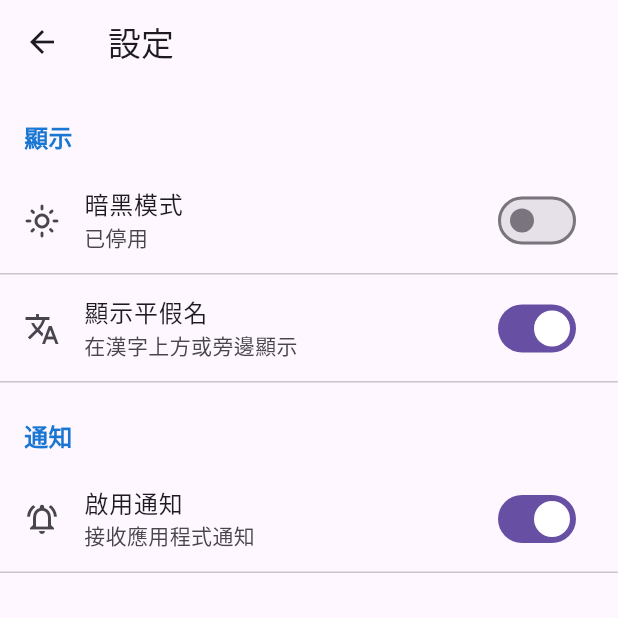
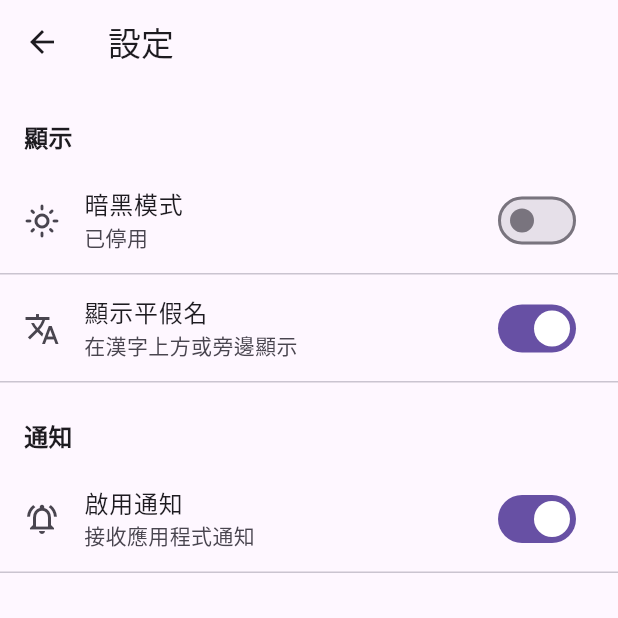
Before and after one commit to xiaomingtseng/JP_Learning, a Flutter app: the screen it shows once a user with an empty profile is signed in, after a tap on the "settings" icon, on a phone screen of 412 x 824 dp, the top half of it. Run offline on Flutter 3.47's test engine with Material 3 defaults, Android fonts, the phone set to English and light mode, and no system bars; our stand-ins replace audioplayers, cloud_firestore, firebase_auth, firebase_core, google_sign_in, shared_preferences; missing offline and left inert: ruby_text; accounts and stored records are empty; network calls fail; project files that could hold a hidden picture were left out.

Commit message:
修正有些元件無法在夜間模式下輕易看見

```diff
--- a/lib/main.dart
+++ b/lib/main.dart
@@ -38,9 +38,66 @@ class MainApp extends StatelessWidget {
 
     final ThemeData darkTheme = ThemeData(
       brightness: Brightness.dark,
-      primarySwatch: Colors.blue, // 暗色模式下的主色調也可以自訂
-      // scaffoldBackgroundColor: Colors.black87, // 例如，設定暗色背景
-      // cardColor: Colors.grey[850], // 例如，設定卡片顏色
+      colorScheme: ColorScheme.dark(
+        primary: Colors.blue.shade300, // 例如：深色模式下使用較淺的藍色作為主色
+        secondary: Colors.tealAccent.shade200, // 例如：深色模式下的強調色
+        surface: Colors.grey[850]!, // 您目前的 cardColor
+        // background: Colors.black87, // 您目前的 scaffoldBackgroundColor
+        error: Colors.redAccent.shade100,
+        onPrimary: Colors.black, // 在主色背景上的文字/圖示顏色 (例如，如果按鈕背景是淺藍色)
+        onSecondary: Colors.black, // 在強調色背景上的文字/圖示顏色
+        onSurface: Colors.white, // 在 surface (如卡片、對話框) 背景上的文字/圖示顏色
+        // onBackground: Colors.white, // 在 background (如 Scaffold) 背景上的文字/圖示顏色
+        onError: Colors.black, // 在錯誤顏色背景上的文字/圖示顏色
+      ),
+      scaffoldBackgroundColor: Colors.black87, // 可以由 colorScheme.background 控制
+      cardColor: Colors.grey[850], // 可以由 colorScheme.surface 控制
+      textTheme: const TextTheme(
+        bodyLarge: TextStyle(color: Colors.white), // 您已設定
+        bodyMedium: TextStyle(color: Colors.white70), // 您已設定
+        // 其他文字樣式會嘗試從 ColorScheme (例如 onSurface) 或 ThemeData 的預設值繼承
+        // 如果特定文字仍然是黑色，您可能需要在此處明確定義更多文字樣式，例如：
+        // titleMedium: TextStyle(color: Colors.white),
+        // labelSmall: TextStyle(color: Colors.white70),
+      ),
+      appBarTheme: const AppBarTheme(
+        backgroundColor: Colors.black87, // 或者使用 colorScheme.surface
+        iconTheme: IconThemeData(color: Colors.white), // 您的設定很好
+        titleTextStyle: TextStyle(
+          color: Colors.white,
+          fontSize: 20,
+          fontWeight: FontWeight.normal /* 您可以調整樣式 */,
+        ), // 您的設定很好
+      ),
+      iconTheme: const IconThemeData(
+        color: Colors.white, // 全域圖示顏色，您的設定很好
+      ),
+      textButtonTheme: TextButtonThemeData(
+        style: TextButton.styleFrom(
+          foregroundColor: Colors.white,
+        ), // 確保文字按鈕的文字為白色
+      ),
+      elevatedButtonTheme: ElevatedButtonThemeData(
+        style: ElevatedButton.styleFrom(
+          backgroundColor:
+              Colors.blue.shade300, // 按鈕背景 (與 colorScheme.primary 匹配)
+          foregroundColor:
+              Colors.black, // 按鈕上的文字/圖示 (與 colorScheme.onPrimary 匹配)
+        ),
+      ),
+      outlinedButtonTheme: OutlinedButtonThemeData(
+        style: OutlinedButton.styleFrom(
+          foregroundColor: Colors.white,
+          side: BorderSide(color: Colors.blue.shade300),
+        ),
+      ),
+      bottomNavigationBarTheme: BottomNavigationBarThemeData(
+        backgroundColor: Colors.grey[850], // 深色背景
+        selectedItemColor: Colors.white, // 選中項目的圖示和文字顏色
+        unselectedItemColor: Colors.grey[600], // 未選中項目的圖示和文字顏色 (可以調亮一點的灰)
+        showUnselectedLabels: true,
+        type: BottomNavigationBarType.fixed, // 確保與您在 HomeScreen 中使用的 type 一致
+      ),
       // ... 其他暗色主題設定
     );
 
--- a/lib/screens/account_screen.dart
+++ b/lib/screens/account_screen.dart
@@ -88,7 +88,7 @@ class _AccountScreenState extends State<AccountScreen> {
           mainAxisAlignment: MainAxisAlignment.center,
           crossAxisAlignment: CrossAxisAlignment.center,
           children: <Widget>[
-            Icon(icon, size: 30.0, color: Theme.of(context).primaryColor),
+            Icon(icon, size: 30.0),
             const SizedBox(height: 8.0),
             Text(
               value,
--- a/lib/screens/home_screen.dart
+++ b/lib/screens/home_screen.dart
@@ -382,8 +382,8 @@ class _HomeScreenState extends State<HomeScreen> {
           ),
         ],
         currentIndex: _selectedIndex,
-        selectedItemColor: Theme.of(context).primaryColor,
-        unselectedItemColor: Colors.grey,
+        // selectedItemColor: Theme.of(context).primaryColor,
+        // unselectedItemColor: Colors.grey,
         showUnselectedLabels: true,
         onTap: _onItemTapped,
         type: BottomNavigationBarType.fixed,
--- a/lib/screens/settings_screen.dart
+++ b/lib/screens/settings_screen.dart
@@ -26,7 +26,7 @@ class _SettingsScreenState extends State<SettingsScreen> {
         style: TextStyle(
           fontSize: 16,
           fontWeight: FontWeight.bold,
-          color: Theme.of(context).primaryColorDark,
+          // color: Theme.of(context).primaryColorDark,
         ),
       ),
     );
--- a/lib/widgets/function_icons_row.dart
+++ b/lib/widgets/function_icons_row.dart
@@ -26,7 +26,7 @@ class FunctionIconsRow extends StatelessWidget {
         child: Column(
           mainAxisSize: MainAxisSize.min,
           children: <Widget>[
-            Icon(icon, size: 30.0, color: Theme.of(context).primaryColor),
+            Icon(icon, size: 30.0),
             const SizedBox(height: 4),
             Text(label, style: const TextStyle(fontSize: 12)),
           ],
```
